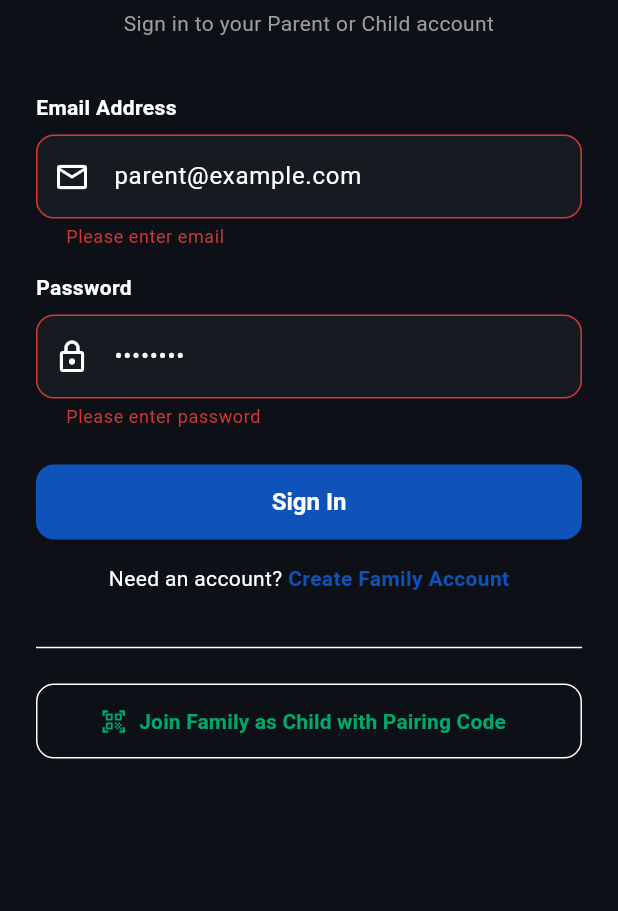
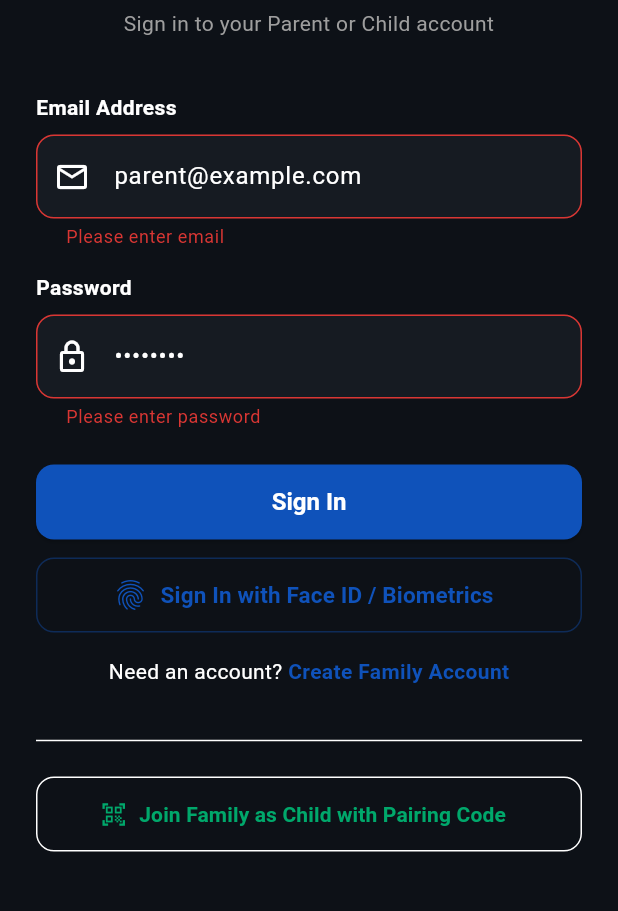
Before and after one commit to 57055-ship-it/GuardianX, a Flutter app: the screen it shows after launch, after a tap on "Sign In", on a phone screen of 412 x 824 dp, the part 284-1195 px from its top. Run offline on Flutter 3.47's test engine with Material 3 defaults, Android fonts, the phone set to English and light mode, and no system bars; our stand-ins replace battery_plus, device_info_plus, flutter_local_notifications, flutter_secure_storage, geolocator, local_auth and 2 more; missing offline and left inert: app_usage; accounts and stored records are empty; network calls fail.

Commit message:
Add Face ID, Touch ID, and Biometric login support for Parent mobile application

```diff
--- a/mobile/lib/features/auth/screens/login_screen.dart
+++ b/mobile/lib/features/auth/screens/login_screen.dart
@@ -28,6 +28,23 @@ class _LoginScreenState extends State<LoginScreen> {
       _emailController.text.trim(),
       _passwordController.text,
     );
+
+    if (success && mounted) {
+      if (authProvider.isChild) {
+        Navigator.of(context).pushReplacement(
+          MaterialPageRoute(builder: (_) => const ChildShell()),
+        );
+      } else {
+        Navigator.of(context).pushReplacement(
+          MaterialPageRoute(builder: (_) => const ParentShell()),
+        );
+      }
+    }
+  }
+
+  void _handleBiometricLogin() async {
+    final authProvider = Provider.of<AuthProvider>(context, listen: false);
+    final success = await authProvider.loginWithBiometrics();
 
     if (success && mounted) {
       if (authProvider.isChild) {
@@ -121,6 +138,26 @@ class _LoginScreenState extends State<LoginScreen> {
                   onPressed: _handleLogin,
                   isLoading: authProvider.status == AuthStatus.loading,
                 ),
+                const SizedBox(height: 12),
+                OutlinedButton.icon(
+                  style: OutlinedButton.styleFrom(
+                    minimumSize: const Size.fromHeight(50),
+                    side: BorderSide(color: AppColors.primary.withOpacity(0.4)),
+                    shape: RoundedRectangleBorder(
+                      borderRadius: BorderRadius.circular(12),
+                    ),
+                  ),
+                  onPressed: _handleBiometricLogin,
+                  icon: const Icon(Icons.fingerprint, color: AppColors.primary, size: 24),
+                  label: const Text(
+                    'Sign In with Face ID / Biometrics',
+                    style: TextStyle(
+                      color: AppColors.primary,
+                      fontWeight: FontWeight.bold,
+                      fontSize: 15,
+                    ),
+                  ),
+                ),
                 const SizedBox(height: 16),
                 Row(
                   mainAxisAlignment: MainAxisAlignment.center,
--- a/mobile/lib/main.dart
+++ b/mobile/lib/main.dart
@@ -3,6 +3,7 @@ import 'package:provider/provider.dart';
 
 // Services
 import 'core/services/storage_service.dart';
+import 'core/services/biometric_service.dart';
 import 'core/services/api_client.dart';
 import 'core/theme/app_theme.dart';
 
@@ -38,6 +39,7 @@ void main() async {
   WidgetsFlutterBinding.ensureInitialized();
 
   final storageService = await StorageService.init();
+  final biometricService = BiometricService(storageService);
   final apiClient = ApiClient(storageService);
 
   // Instantiating Repositories
@@ -57,8 +59,9 @@ void main() async {
       providers: [
         Provider<ApiClient>.value(value: apiClient),
         Provider<StorageService>.value(value: storageService),
+        Provider<BiometricService>.value(value: biometricService),
         ChangeNotifierProvider(create: (_) => ThemeProvider()),
-        ChangeNotifierProvider(create: (_) => AuthProvider(authRepository, storageService)),
+        ChangeNotifierProvider(create: (_) => AuthProvider(authRepository, storageService, biometricService)),
         ChangeNotifierProvider(create: (_) => ChildProvider(childRepository)),
         ChangeNotifierProvider(create: (_) => PairingProvider(pairingRepository)),
         ChangeNotifierProvider(create: (_) => LocationProvider(locationRepository)),
--- a/mobile/pubspec.yaml
+++ b/mobile/pubspec.yaml
@@ -13,6 +13,7 @@ dependencies:
   http: ^1.2.2
   shared_preferences: ^2.3.2
   flutter_secure_storage: ^9.2.2
+  local_auth: ^2.3.0
   intl: ^0.19.0
   cupertino_icons: ^1.0.8
   geolocator: ^13.0.1
```
Also changed, not shown: mobile/lib/core/services/biometric_service.dart (added, +85 -0 lines), mobile/lib/providers/auth_provider.dart (+61 -1 lines), mobile/pubspec.lock, 6 other files.
